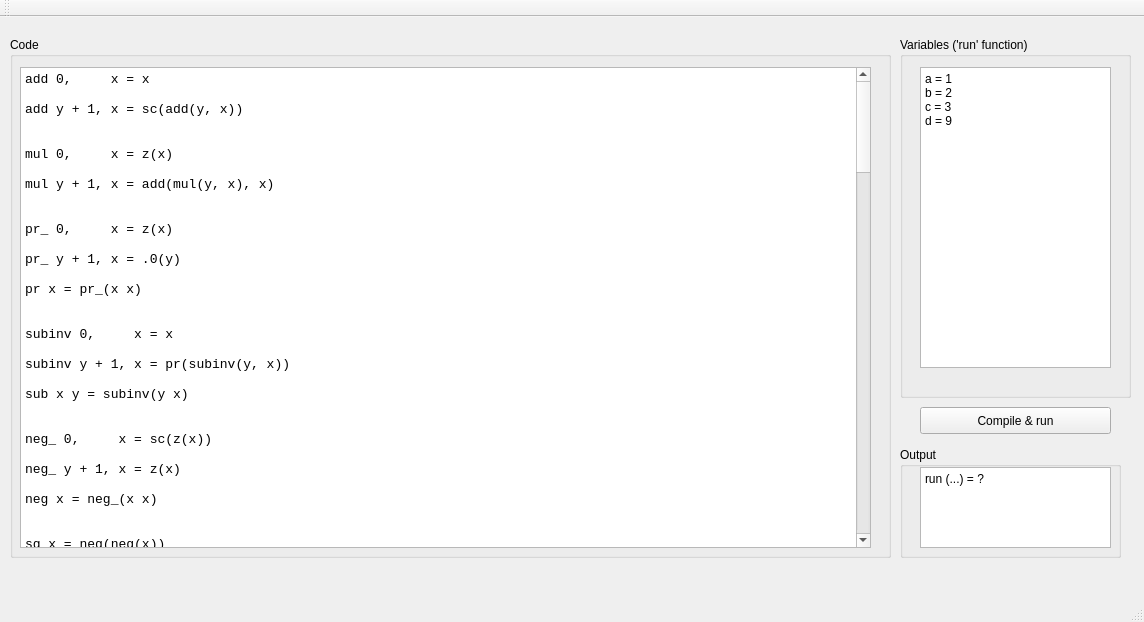
Before: the Qt Designer form mainwindow.ui in luka-mikec/mu_machine, drawn with Qt 5.
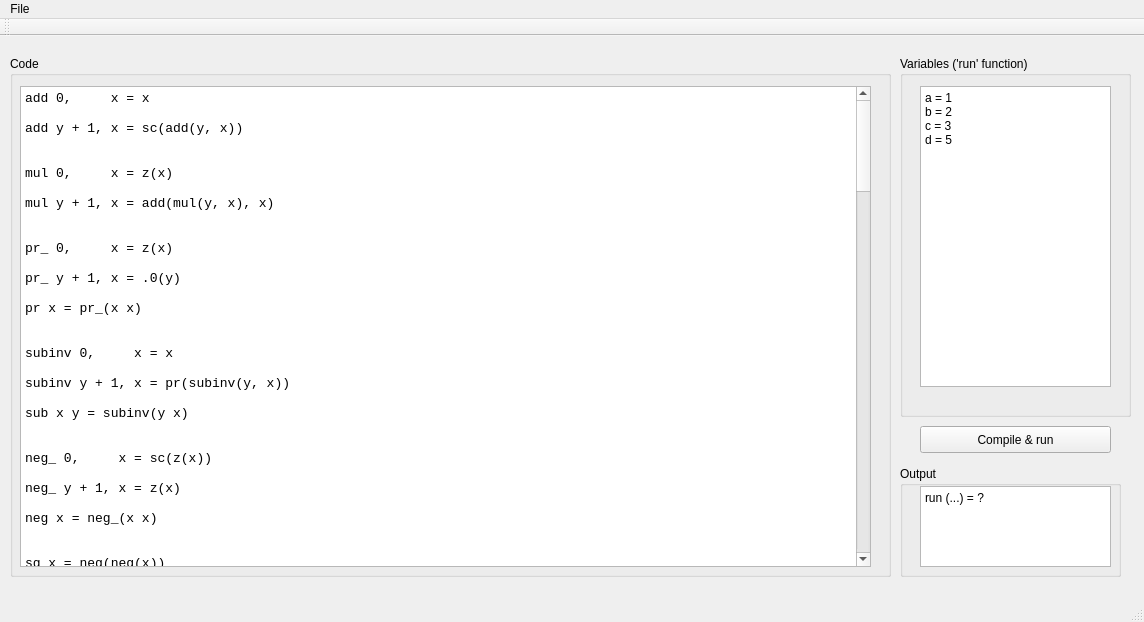
After: the same form once the commit is applied.

Commit message: mu operator, patterns, sample code, elementary gui

```diff
--- a/mainwindow.ui
+++ b/mainwindow.ui
@@ -217,7 +217,7 @@
 }
 
 
-run a b c d = sum_f{h} d</string>
+run a b c d = sum_f{g} d</string>
      </property>
     </widget>
    </widget>
@@ -249,7 +249,7 @@
       <string>a = 1
 b = 2
 c = 3
-d = 9</string>
+d = 5</string>
      </property>
     </widget>
    </widget>
@@ -305,6 +305,16 @@
      <height>25</height>
     </rect>
    </property>
+   <widget class="QMenu" name="menuFile">
+    <property name="title">
+     <string>File</string>
+    </property>
+    <addaction name="actionLoad"/>
+    <addaction name="actionSave"/>
+    <addaction name="separator"/>
+    <addaction name="actionAutosave"/>
+   </widget>
+   <addaction name="menuFile"/>
   </widget>
   <widget class="QToolBar" name="mainToolBar">
    <attribute name="toolBarArea">
```
Left out of the diff: 18 changed lines with no effect on the pictures. The commit also changes 5 other files.
